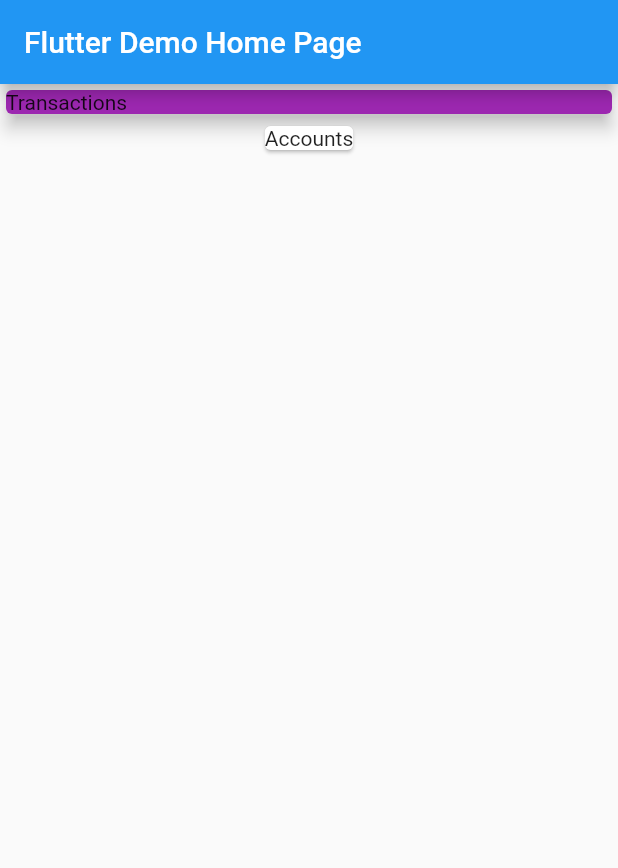
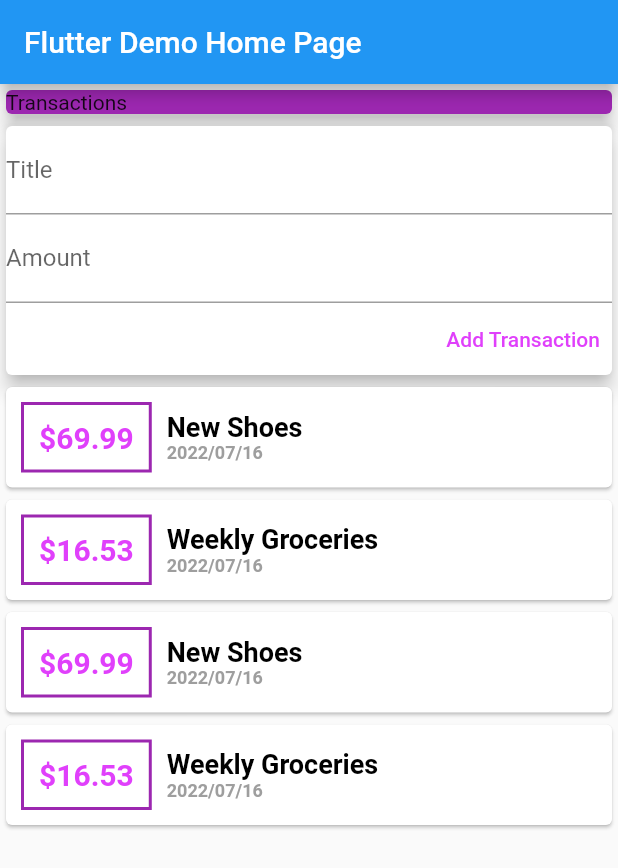
Before and after one commit to inioluwadavid/TransactionCalculator, a Flutter app: the screen it shows after launch, on a phone screen of 412 x 824 dp. Shown: the top 868 px of the screen. Run offline on Flutter 3.47's test engine with Material 2 defaults, Android fonts, the phone set to English and light mode, and no system bars.

Commit message:
input value

```diff
--- a/lib/main.dart
+++ b/lib/main.dart
@@ -1,4 +1,6 @@
+import 'package:cal_transactions/widget/user_transaction.dart';
 import 'package:flutter/material.dart';
+import './widget/transaction_list.dart';
 
 void main() {
   runApp(const MyApp());
@@ -14,13 +16,16 @@ class MyApp extends StatelessWidget {
       theme: ThemeData(
         primarySwatch: Colors.blue,
       ),
-      home: const MyHomePage(),
+      home: MyHomePage(),
     );
   }
 }
 
 class MyHomePage extends StatelessWidget {
-  const MyHomePage({Key? key}) : super(key: key);
+  MyHomePage({Key? key}) : super(key: key);
+
+  // to listen to changes
+
 
   @override
   Widget build(BuildContext context) {
@@ -28,7 +33,8 @@ class MyHomePage extends StatelessWidget {
         appBar: AppBar(
           title: const Text('Flutter Demo Home Page'),
         ),
-        body: Column(
+        body: SingleChildScrollView(
+          child: Column(
             children: [
               Card(
                 color: Colors.purple,
@@ -36,10 +42,10 @@ class MyHomePage extends StatelessWidget {
                     width: double.infinity, child: Text('Transactions')),
                 elevation: 5,
               ),
-            Card(
-              child: Text('Accounts'),
+
+              UserTransaction()
+            ],
           ),
-          ],
         ));
   }
 }
--- /dev/null
+++ b/lib/models/transaction.dart
@@ -0,0 +1,8 @@
+class Transaction {
+ final String id;
+ final String title;
+ final double amount;
+ final DateTime date;
+
+  Transaction({required this.id, required this.title, required this.amount,required this.date});
+}
--- /dev/null
+++ b/lib/widget/add_transactions.dart
@@ -0,0 +1,38 @@
+import 'package:flutter/material.dart';
+
+class AddTransaction extends StatelessWidget {
+  final Function addTx;
+
+  AddTransaction(this.addTx);
+
+  final titleController = TextEditingController();
+  final amountController = TextEditingController();
+  @override
+  Widget build(BuildContext context) {
+    return Card(
+        elevation: 5,
+        child: Container(
+          child: Column(crossAxisAlignment: CrossAxisAlignment.end, children: [
+            TextField(
+              decoration: InputDecoration(labelText: 'Title'),
+              controller: titleController,
+            ),
+            TextField(
+              decoration: InputDecoration(labelText: 'Amount'),
+              controller: amountController,
+            ),
+            TextButton(
+              onPressed: () {
+                addTx(titleController.text, double.parse(amountController.text));
+
+
+              },
+              child: Text(
+                'Add Transaction',
+                style: TextStyle(color: Colors.purpleAccent),
+              ),
+            ),
+          ]),
+        ));
+  }
+}
--- /dev/null
+++ b/lib/widget/transaction_list.dart
@@ -0,0 +1,70 @@
+import 'package:flutter/material.dart';
+import '../models/transaction.dart';
+import 'package:intl/intl.dart';
+
+class TransactionList extends StatelessWidget {
+
+
+  final List<Transaction> transactions;
+
+  TransactionList( this.transactions);
+
+  @override
+  Widget build(BuildContext context) {
+    return Container(
+      height: 300,
+      child: ListView.builder(
+       itemBuilder:(ctx, index) {
+          return Card(
+                    child: Row(children: [
+                      Container(
+                        margin: EdgeInsets.all(10),
+                        padding: EdgeInsets.all(10),
+
+                        decoration: BoxDecoration(
+                          border: Border.all(
+                            color: Colors.purple,
+                            width: 2,
+                          ),
+                        ),
+                        child: Text('\$${transactions[index].amount}',
+                            style: TextStyle(
+                              fontSize: 20,
+                              fontWeight: FontWeight.bold,
+                              color: Colors.purpleAccent
+                            )),
+                        ),
+
+
+
+                      Column(
+                        crossAxisAlignment: CrossAxisAlignment.start,
+                        children: [
+                          Text(transactions[index].title,
+                              style: TextStyle(
+                                fontSize: 18,
+                                fontWeight: FontWeight.bold,
+                                color: Colors.black
+                              )),
+
+                          Text(
+                            DateFormat('yyyy/MM/dd').format(transactions[index].date),
+                              style: TextStyle(
+                                fontSize: 12,
+                                fontWeight: FontWeight.bold,
+                                color: Colors.grey
+                              )),
+
+                        ],
+                      )
+                    ]),
+                  );
+      },
+        itemCount: transactions.length,
+
+
+      )
+
+    );
+  }
+}
--- /dev/null
+++ b/lib/widget/user_transaction.dart
@@ -0,0 +1,87 @@
+import 'package:cal_transactions/widget/add_transactions.dart';
+import 'package:cal_transactions/widget/transaction_list.dart';
+import 'package:flutter/material.dart';
+import '../models/transaction.dart';
+
+class UserTransaction extends StatefulWidget {
+  UserTransaction({Key? key}) : super(key: key);
+
+  @override
+  State<UserTransaction> createState() => _UserTransactionState();
+}
+
+class _UserTransactionState extends State<UserTransaction> {
+
+  final List<Transaction> _userTransactions = [
+    Transaction(
+      id: 't1',
+      title: 'New Shoes',
+      amount: 69.99,
+      date: DateTime.now(),
+    ),
+    Transaction(
+      id: 't2',
+      title: 'Weekly Groceries',
+      amount: 16.53,
+      date: DateTime.now(),
+    ),
+    Transaction(
+      id: 't1',
+      title: 'New Shoes',
+      amount: 69.99,
+      date: DateTime.now(),
+    ),
+    Transaction(
+      id: 't2',
+      title: 'Weekly Groceries',
+      amount: 16.53,
+      date: DateTime.now(),
+    ),
+    Transaction(
+      id: 't1',
+      title: 'New Shoes',
+      amount: 69.99,
+      date: DateTime.now(),
+    ),
+    Transaction(
+      id: 't2',
+      title: 'Weekly Groceries',
+      amount: 16.53,
+      date: DateTime.now(),
+    ),
+    Transaction(
+      id: 't1',
+      title: 'New Shoes',
+      amount: 69.99,
+      date: DateTime.now(),
+    ),
+    Transaction(
+      id: 't2',
+      title: 'Weekly Groceries',
+      amount: 16.53,
+      date: DateTime.now(),
+    ),
+  ];
+
+  void _addNewTransaction(String title, double amount)
+    {
+      final addNew = Transaction(
+        title: title,
+        amount: amount,
+        date: DateTime.now(),
+        id: DateTime.now().toString(),
+      );
+
+      setState(() {
+        _userTransactions.add(addNew);
+      });
+    }  @override
+  Widget build(BuildContext context) {
+    return Column(
+      children: [
+        AddTransaction(_addNewTransaction),
+        TransactionList(_userTransactions)
+      ]
+    );
+  }
+}
--- a/pubspec.yaml
+++ b/pubspec.yaml
@@ -34,7 +34,7 @@ dependencies:
   # The following adds the Cupertino Icons font to your application.
   # Use with the CupertinoIcons class for iOS style icons.
   cupertino_icons: ^1.0.2
-
+  intl: ^0.17.0
 dev_dependencies:
   flutter_test:
     sdk: flutter
```
Also changed, not shown: pubspec.lock. Lines whose indentation alone changed are shown as unchanged.
